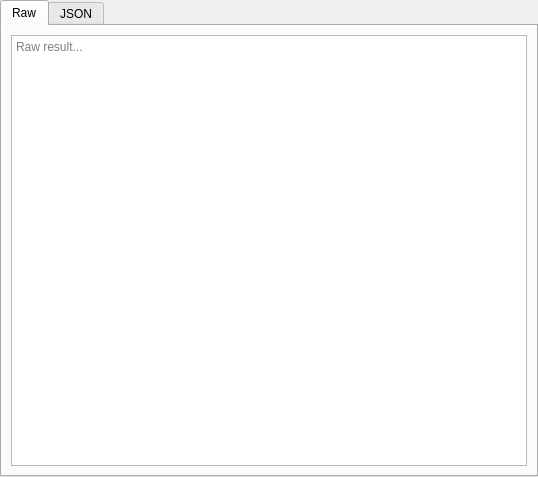
Old version of the form RequestFlowApp/CoreView/ui/ViewerNodeUi.ui in the repository fatehmtd/RequestFlow.
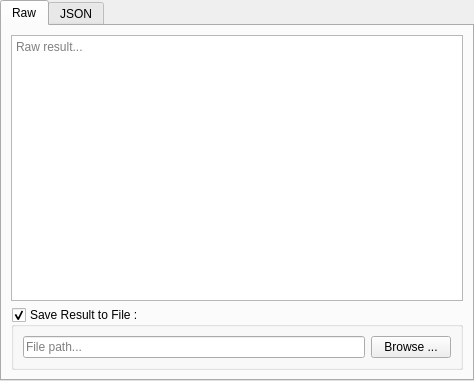
New version of the form. The open tabs and pages were chosen to show the change. Icons and pictures are not drawn.

The edit to the form file:
```diff
--- a/RequestFlowApp/CoreView/ui/ViewerNodeUi.ui
+++ b/RequestFlowApp/CoreView/ui/ViewerNodeUi.ui
@@ -6,14 +6,14 @@
    <rect>
     <x>0</x>
     <y>0</y>
-    <width>538</width>
-    <height>477</height>
+    <width>474</width>
+    <height>381</height>
    </rect>
   </property>
   <property name="windowTitle">
    <string>Form</string>
   </property>
-  <layout class="QGridLayout" name="gridLayout">
+  <layout class="QGridLayout" name="gridLayout_4">
    <property name="leftMargin">
     <number>0</number>
    </property>
@@ -26,9 +26,6 @@
    <property name="bottomMargin">
     <number>0</number>
    </property>
-   <property name="spacing">
-    <number>0</number>
-   </property>
    <item row="0" column="0">
     <widget class="QTabWidget" name="tabWidget">
      <property name="tabPosition">
@@ -44,7 +41,7 @@
       <attribute name="title">
        <string>Raw</string>
       </attribute>
-      <layout class="QGridLayout" name="gridLayout_4">
+      <layout class="QGridLayout" name="gridLayout_3">
        <item row="0" column="0">
         <widget class="QPlainTextEdit" name="plainTextEdit_raw">
          <property name="readOnly">
@@ -55,6 +52,35 @@
          </property>
         </widget>
        </item>
+       <item row="1" column="0">
+        <widget class="QGroupBox" name="groupBox">
+         <property name="title">
+          <string>Save Result to File :</string>
+         </property>
+         <property name="checkable">
+          <bool>true</bool>
+         </property>
+         <property name="checked">
+          <bool>true</bool>
+         </property>
+         <layout class="QGridLayout" name="gridLayout">
+          <item row="0" column="0">
+           <widget class="QLineEdit" name="lineEdit_filePath">
+            <property name="placeholderText">
+             <string>File path...</string>
+            </property>
+           </widget>
+          </item>
+          <item row="0" column="1">
+           <widget class="QPushButton" name="pushButton_browse">
+            <property name="text">
+             <string>Browse ...</string>
+            </property>
+           </widget>
+          </item>
+         </layout>
+        </widget>
+       </item>
       </layout>
      </widget>
      <widget class="QWidget" name="tab_json">
```
